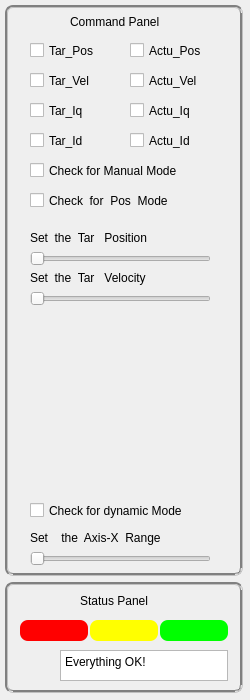
Old version of the form src/window/CmdStatusPanel/CmdStatusPanel.ui in the repository ShieldQiQi/IMU-Visual-Tool.
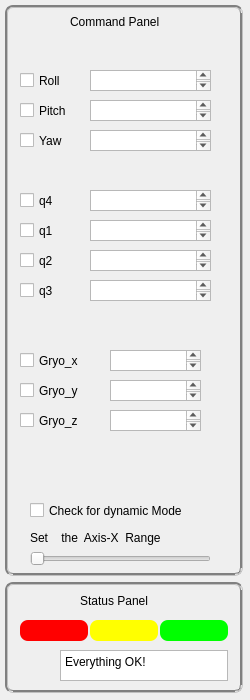
New version of the form. Icons and pictures are not drawn. Custom widgets are drawn as their Qt base class.

```diff
--- a/src/window/CmdStatusPanel/CmdStatusPanel.ui
+++ b/src/window/CmdStatusPanel/CmdStatusPanel.ui
@@ -44,14 +44,14 @@
   <widget class="QCheckBox" name="checkBox_1">
    <property name="geometry">
     <rect>
-     <x>30</x>
-     <y>40</y>
+     <x>20</x>
+     <y>70</y>
      <width>89</width>
      <height>21</height>
     </rect>
    </property>
    <property name="text">
-    <string>Tar_Pos</string>
+    <string>Roll</string>
    </property>
   </widget>
   <widget class="QLabel" name="label_2">
@@ -99,121 +99,82 @@
     <string>Status Panel</string>
    </property>
   </widget>
-  <widget class="QCheckBox" name="checkBox_2">
-   <property name="geometry">
-    <rect>
-     <x>130</x>
-     <y>40</y>
-     <width>89</width>
-     <height>21</height>
-    </rect>
-   </property>
-   <property name="text">
-    <string>Actu_Pos</string>
-   </property>
-  </widget>
-  <widget class="QCheckBox" name="checkBox_3">
-   <property name="geometry">
-    <rect>
-     <x>130</x>
-     <y>70</y>
-     <width>89</width>
-     <height>21</height>
-    </rect>
-   </property>
-   <property name="text">
-    <string>Actu_Vel</string>
-   </property>
-  </widget>
   <widget class="QCheckBox" name="checkBox_4">
    <property name="geometry">
     <rect>
-     <x>30</x>
-     <y>70</y>
+     <x>20</x>
+     <y>190</y>
      <width>89</width>
      <height>21</height>
     </rect>
    </property>
    <property name="text">
-    <string>Tar_Vel</string>
+    <string>q4</string>
    </property>
   </widget>
   <widget class="QCheckBox" name="checkBox_5">
    <property name="geometry">
     <rect>
-     <x>30</x>
+     <x>20</x>
+     <y>220</y>
+     <width>89</width>
+     <height>21</height>
+    </rect>
+   </property>
+   <property name="text">
+    <string>q1</string>
+   </property>
+  </widget>
+  <widget class="QCheckBox" name="checkBox_2">
+   <property name="geometry">
+    <rect>
+     <x>20</x>
      <y>100</y>
      <width>89</width>
      <height>21</height>
     </rect>
    </property>
    <property name="text">
-    <string>Tar_Iq</string>
+    <string>Pitch</string>
+   </property>
+  </widget>
+  <widget class="QCheckBox" name="checkBox_3">
+   <property name="geometry">
+    <rect>
+     <x>20</x>
+     <y>130</y>
+     <width>89</width>
+     <height>21</height>
+    </rect>
+   </property>
+   <property name="text">
+    <string>Yaw</string>
    </property>
   </widget>
   <widget class="QCheckBox" name="checkBox_6">
    <property name="geometry">
     <rect>
-     <x>130</x>
-     <y>100</y>
+     <x>20</x>
+     <y>250</y>
      <width>89</width>
      <height>21</height>
     </rect>
    </property>
    <property name="text">
-    <string>Actu_Iq</string>
+    <string>q2</string>
    </property>
   </widget>
   <widget class="QCheckBox" name="checkBox_7">
    <property name="geometry">
     <rect>
-     <x>30</x>
-     <y>130</y>
+     <x>20</x>
+     <y>280</y>
      <width>89</width>
      <height>21</height>
     </rect>
    </property>
    <property name="text">
-    <string>Tar_Id</string>
-   </property>
-  </widget>
-  <widget class="QCheckBox" name="checkBox_8">
-   <property name="geometry">
-    <rect>
-     <x>130</x>
-     <y>130</y>
-     <width>89</width>
-     <height>21</height>
-    </rect>
-   </property>
-   <property name="text">
-    <string>Actu_Id</string>
-   </property>
-  </widget>
-  <widget class="QSlider" name="horizontalSlider_position">
-   <property name="geometry">
-    <rect>
-     <x>30</x>
-     <y>250</y>
-     <width>181</width>
-     <height>18</height>
-    </rect>
-   </property>
-   <property name="orientation">
-    <enum>Qt::Horizontal</enum>
-   </property>
-  </widget>
-  <widget class="QLabel" name="label_5">
-   <property name="geometry">
-    <rect>
-     <x>30</x>
-     <y>230</y>
-     <width>201</width>
-     <height>16</height>
-    </rect>
-   </property>
-   <property name="text">
-    <string>Set  the  Tar   Position</string>
+    <string>q3</string>
    </property>
   </widget>
   <widget class="QSlider" name="horizontalSlider_X">
@@ -242,20 +203,7 @@
     <string>Set    the  Axis-X  Range</string>
    </property>
   </widget>
-  <widget class="QCheckBox" name="checkBox_9">
-   <property name="geometry">
-    <rect>
-     <x>30</x>
-     <y>190</y>
-     <width>201</width>
-     <height>21</height>
-    </rect>
-   </property>
-   <property name="text">
-    <string>Check  for  Pos  Mode</string>
-   </property>
-  </widget>
-  <widget class="QCheckBox" name="checkBox_10">
+  <widget class="QCheckBox" name="checkBox_11">
    <property name="geometry">
     <rect>
      <x>30</x>
@@ -355,53 +303,140 @@
   <widget class="QCheckBox" name="checkBox_11">
    <property name="geometry">
     <rect>
-     <x>30</x>
-     <y>160</y>
-     <width>201</width>
+     <x>20</x>
+     <y>350</y>
+     <width>89</width>
      <height>21</height>
     </rect>
    </property>
    <property name="text">
-    <string>Check for Manual Mode</string>
+    <string>Gryo_x</string>
    </property>
   </widget>
-  <widget class="QSlider" name="horizontalSlider_velocity">
+  <widget class="QCheckBox" name="checkBox_9">
    <property name="geometry">
     <rect>
-     <x>30</x>
-     <y>290</y>
-     <width>181</width>
-     <height>18</height>
+     <x>20</x>
+     <y>380</y>
+     <width>89</width>
+     <height>21</height>
     </rect>
    </property>
-   <property name="orientation">
-    <enum>Qt::Horizontal</enum>
+   <property name="text">
+    <string>Gryo_y</string>
    </property>
   </widget>
-  <widget class="QLabel" name="label_11">
+  <widget class="QCheckBox" name="checkBox_10">
    <property name="geometry">
     <rect>
-     <x>30</x>
-     <y>270</y>
-     <width>191</width>
-     <height>16</height>
+     <x>20</x>
+     <y>410</y>
+     <width>89</width>
+     <height>21</height>
     </rect>
    </property>
    <property name="text">
-    <string>Set  the  Tar   Velocity</string>
+    <string>Gryo_z</string>
    </property>
   </widget>
-  <widget class="Dial" name="dial" native="true">
+  <widget class="QTextBrowser" name="textBrowser_1">
    <property name="geometry">
     <rect>
-     <x>21</x>
-     <y>300</y>
-     <width>206</width>
-     <height>204</height>
+     <x>90</x>
+     <y>70</y>
+     <width>121</width>
+     <height>21</height>
     </rect>
    </property>
-   <property name="styleSheet">
-    <string notr="true">image: url(:/assets/background.png);</string>
+  </widget>
+  <widget class="QTextBrowser" name="textBrowser_2">
+   <property name="geometry">
+    <rect>
+     <x>90</x>
+     <y>100</y>
+     <width>121</width>
+     <height>21</height>
+    </rect>
+   </property>
+  </widget>
+  <widget class="QTextBrowser" name="textBrowser_3">
+   <property name="geometry">
+    <rect>
+     <x>90</x>
+     <y>130</y>
+     <width>121</width>
+     <height>21</height>
+    </rect>
+   </property>
+  </widget>
+  <widget class="QTextBrowser" name="textBrowser_4">
+   <property name="geometry">
+    <rect>
+     <x>90</x>
+     <y>190</y>
+     <width>121</width>
+     <height>21</height>
+    </rect>
+   </property>
+  </widget>
+  <widget class="QTextBrowser" name="textBrowser_5">
+   <property name="geometry">
+    <rect>
+     <x>90</x>
+     <y>220</y>
+     <width>121</width>
+     <height>21</height>
+    </rect>
+   </property>
+  </widget>
+  <widget class="QTextBrowser" name="textBrowser_6">
+   <property name="geometry">
+    <rect>
+     <x>90</x>
+     <y>250</y>
+     <width>121</width>
+     <height>21</height>
+    </rect>
+   </property>
+  </widget>
+  <widget class="QTextBrowser" name="textBrowser_7">
+   <property name="geometry">
+    <rect>
+     <x>90</x>
+     <y>280</y>
+     <width>121</width>
+     <height>21</height>
+    </rect>
+   </property>
+  </widget>
+  <widget class="QTextBrowser" name="textBrowser_8">
+   <property name="geometry">
+    <rect>
+     <x>110</x>
+     <y>350</y>
+     <width>91</width>
+     <height>21</height>
+    </rect>
+   </property>
+  </widget>
+  <widget class="QTextBrowser" name="textBrowser_9">
+   <property name="geometry">
+    <rect>
+     <x>110</x>
+     <y>380</y>
+     <width>91</width>
+     <height>21</height>
+    </rect>
+   </property>
+  </widget>
+  <widget class="QTextBrowser" name="textBrowser_10">
+   <property name="geometry">
+    <rect>
+     <x>110</x>
+     <y>410</y>
+     <width>91</width>
+     <height>21</height>
+    </rect>
    </property>
   </widget>
   <zorder>label_3</zorder>
@@ -432,14 +467,6 @@
   <zorder>label_10</zorder>
   <zorder>dial</zorder>
  </widget>
- <customwidgets>
-  <customwidget>
-   <class>Dial</class>
-   <extends>QWidget</extends>
-   <header>dial.h</header>
-   <container>1</container>
-  </customwidget>
- </customwidgets>
  <resources/>
  <connections/>
 </ui>
```
Left out of the diff: 33 changed lines with no effect on the pictures.
